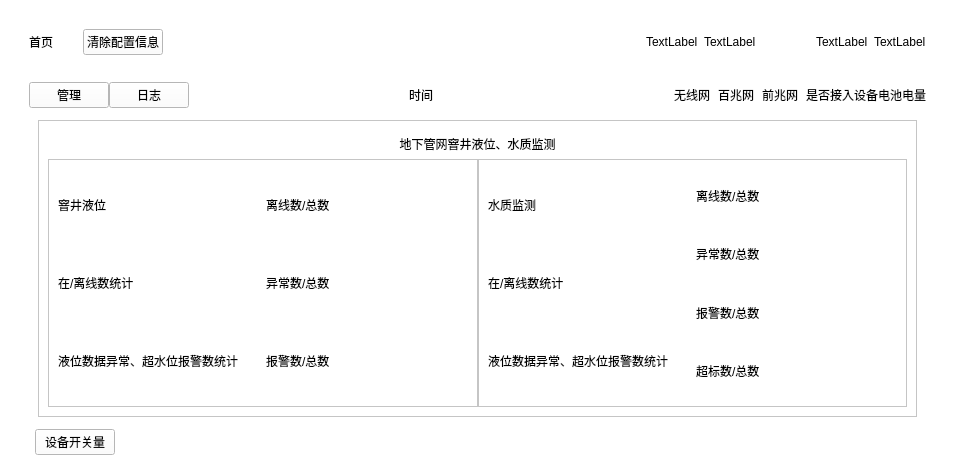
Before: the Qt Designer form View/indepelect.ui in Sgr-H/gzj5th, drawn with Qt 5.
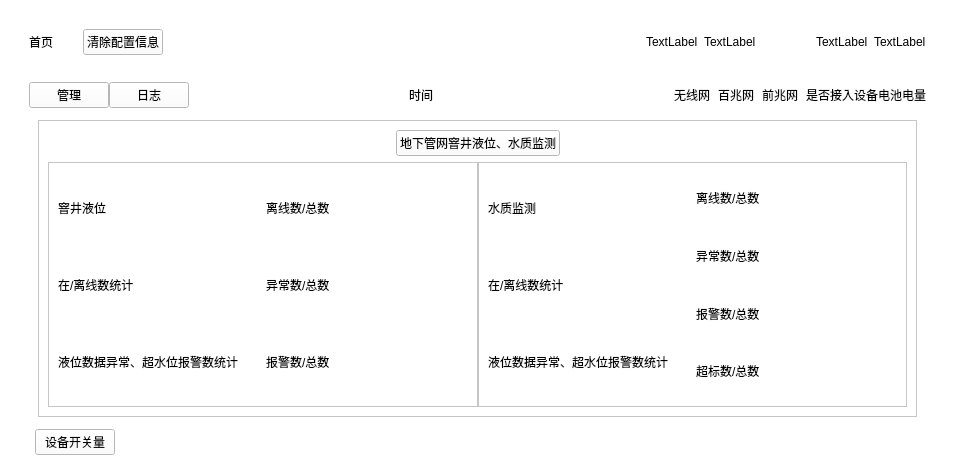
After: the same form once the commit is applied. The open tabs and pages were chosen to show the change. Icons and pictures are not drawn.

Diff of the .ui file:
```diff
--- a/View/indepelect.ui
+++ b/View/indepelect.ui
@@ -1103,8 +1103,8 @@
                  <property name="frameShadow">
                   <enum>QFrame::Raised</enum>
                  </property>
-                 <layout class="QGridLayout" name="gridLayout_16" rowstretch="1,1,50">
-                  <item row="2" column="0">
+                 <layout class="QGridLayout" name="gridLayout_16" rowstretch="1,10">
+                  <item row="1" column="0">
                    <layout class="QHBoxLayout" name="horizontalLayout_17">
                     <property name="spacing">
                      <number>0</number>
@@ -1250,18 +1250,42 @@
                     </item>
                    </layout>
                   </item>
-                  <item row="1" column="0">
-                   <widget class="QLabel" name="label_57">
-                    <property name="layoutDirection">
-                     <enum>Qt::LeftToRight</enum>
-                    </property>
-                    <property name="text">
-                     <string>地下管网窨井液位、水质监测</string>
-                    </property>
-                    <property name="alignment">
-                     <set>Qt::AlignCenter</set>
-                    </property>
-                   </widget>
+                  <item row="0" column="0">
+                   <layout class="QHBoxLayout" name="horizontalLayout_23">
+                    <item>
+                     <spacer name="horizontalSpacer_26">
+                      <property name="orientation">
+                       <enum>Qt::Horizontal</enum>
+                      </property>
+                      <property name="sizeHint" stdset="0">
+                       <size>
+                        <width>40</width>
+                        <height>20</height>
+                       </size>
+                      </property>
+                     </spacer>
+                    </item>
+                    <item>
+                     <widget class="QPushButton" name="pushButton_8">
+                      <property name="text">
+                       <string>地下管网窨井液位、水质监测</string>
+                      </property>
+                     </widget>
+                    </item>
+                    <item>
+                     <spacer name="horizontalSpacer_27">
+                      <property name="orientation">
+                       <enum>Qt::Horizontal</enum>
+                      </property>
+                      <property name="sizeHint" stdset="0">
+                       <size>
+                        <width>40</width>
+                        <height>20</height>
+                       </size>
+                      </property>
+                     </spacer>
+                    </item>
+                   </layout>
                   </item>
                  </layout>
                 </widget>
```
Left out of the diff: 61 changed lines with no effect on the pictures.
